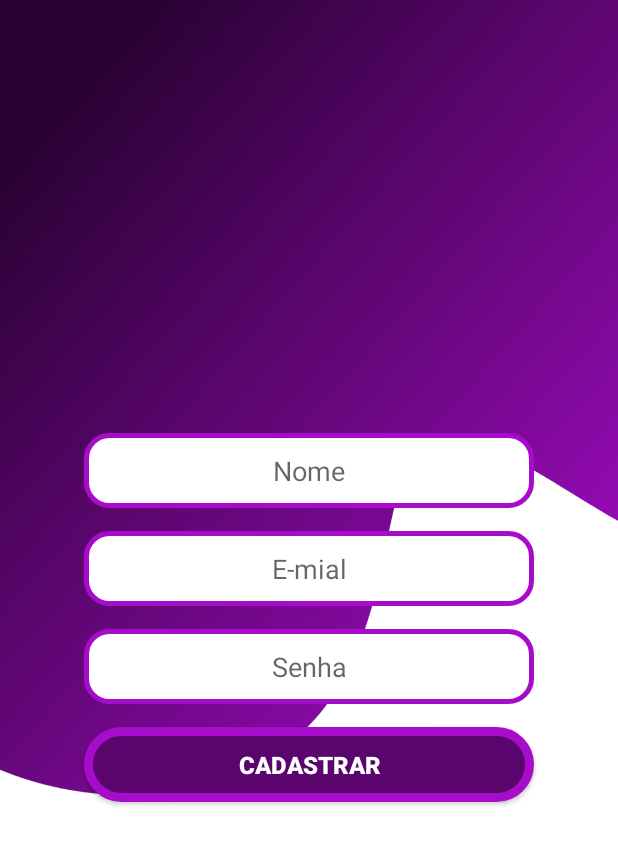
After one commit to LaurentinoMarcelo/Hero-Sorveteria-App, an Android app: the CadastroUsuario screen opened directly, with no data from a screen before it, on a phone screen of 412 x 824 dp. The commit adds this screen. Shown: the top 845 px of the screen. Run offline under Robolectric (Android 15) with nearby library versions, the phone set to English and light mode, and no system bars; our stand-ins replace Firebase (no records; nobody signed in at launch, a user with empty details on screens opened directly).

Commit message:
Criação da tela de cadastro

```diff
--- a/app/build.gradle
+++ b/app/build.gradle
@@ -51,6 +51,7 @@ dependencies {
     implementation 'com.google.firebase:firebase-analytics'
 
     implementation 'com.google.firebase:firebase-database:20.0.0'
+    implementation 'com.google.firebase:firebase-auth:21.0.0'
 
     implementation 'com.android.support:multidex:1.0.3'
 
--- a/app/src/main/java/com/example/herosorveteria/MenuActivity.java
+++ b/app/src/main/java/com/example/herosorveteria/Activity/MenuActivity.java
@@ -1,4 +1,4 @@
-package com.example.herosorveteria;
+package com.example.herosorveteria.Activity;
 
 import androidx.annotation.NonNull;
 import androidx.appcompat.app.ActionBarDrawerToggle;
@@ -12,6 +12,7 @@ import android.os.Bundle;
 import android.view.MenuItem;
 
 
+import com.example.herosorveteria.R;
 import com.google.android.material.navigation.NavigationView;
 import com.google.firebase.database.DatabaseReference;
 import com.google.firebase.database.FirebaseDatabase;
--- /dev/null
+++ b/app/src/main/res/layout/activity_cadastro_usuario.xml
@@ -0,0 +1,68 @@
+<?xml version="1.0" encoding="utf-8"?>
+<androidx.constraintlayout.widget.ConstraintLayout xmlns:android="http://schemas.android.com/apk/res/android"
+    xmlns:app="http://schemas.android.com/apk/res-auto"
+    xmlns:tools="http://schemas.android.com/tools"
+    android:layout_width="match_parent"
+    android:layout_height="match_parent"
+    android:background="@drawable/planofundologin"
+    android:gravity="center"
+    tools:context=".Activity.CadastroUsuario">
+
+    <LinearLayout
+        android:layout_width="match_parent"
+        android:layout_height="match_parent"
+        android:gravity="center"
+        android:orientation="vertical"
+        app:layout_constraintBottom_toBottomOf="parent"
+        app:layout_constraintEnd_toEndOf="parent"
+        app:layout_constraintStart_toStartOf="parent"
+        app:layout_constraintTop_toTopOf="parent">
+
+        <EditText
+            android:id="@+id/nomeCadastro"
+            android:layout_width="300dp"
+            android:layout_height="50dp"
+            android:layout_marginBottom="15dp"
+            android:background="@drawable/campo_texto"
+            android:ems="10"
+            android:gravity="center"
+            android:hint="Nome"
+            android:inputType="textEmailAddress" />
+
+        <EditText
+            android:id="@+id/emailCadastro"
+            android:layout_width="300dp"
+            android:layout_height="50dp"
+            android:layout_marginBottom="15dp"
+            android:background="@drawable/campo_texto"
+            android:ems="10"
+            android:gravity="center"
+            android:hint="E-mial"
+            android:inputType="textEmailAddress" />
+
+        <EditText
+            android:id="@+id/senhaCadastro"
+            android:layout_width="300dp"
+            android:layout_height="50dp"
+            android:layout_marginBottom="15dp"
+            android:background="@drawable/campo_texto"
+            android:ems="10"
+            android:gravity="center"
+            android:hint="Senha"
+            android:inputType="textPassword" />
+
+
+        <Button
+            android:id="@+id/btnCadastro"
+            android:layout_width="300dp"
+            android:layout_height="50dp"
+            android:background="@drawable/botao_customizado_login"
+            android:onClick="btnCadastro"
+            android:text="Cadastrar"
+            android:textColor="@color/white"
+            android:textSize="16sp"
+            android:textStyle="bold" />
+
+    </LinearLayout>
+
+</androidx.constraintlayout.widget.ConstraintLayout>
--- a/app/src/main/res/layout/activity_calculadora_troco.xml
+++ b/app/src/main/res/layout/activity_calculadora_troco.xml
@@ -5,7 +5,7 @@
     android:layout_width="match_parent"
     android:layout_height="match_parent"
     android:background="@drawable/backgroundtelas"
-    tools:context=".CalculadoraTroco">
+    tools:context=".Activity.CalculadoraTroco">
 
     <LinearLayout
         android:layout_width="match_parent"
--- a/app/src/main/res/layout/activity_login.xml
+++ b/app/src/main/res/layout/activity_login.xml
@@ -6,7 +6,7 @@
     android:layout_height="match_parent"
     android:background="@drawable/planofundologin"
     android:hapticFeedbackEnabled="true"
-    tools:context=".LoginActivity" >
+    tools:context=".Activity.LoginActivity" >
 
     <LinearLayout
         android:layout_width="409dp"
@@ -72,6 +72,7 @@
             android:layout_height="wrap_content"
             android:layout_marginTop="10dp"
             android:background="#00000000"
+            android:onClick="btnCadastrar"
             android:text="Criar uma nova conta."
             android:textAllCaps="false"
             android:textColor="@color/black"
--- a/app/src/main/res/layout/activity_menu.xml
+++ b/app/src/main/res/layout/activity_menu.xml
@@ -6,7 +6,7 @@
     android:layout_width="match_parent"
     android:layout_height="match_parent"
     android:fitsSystemWindows="true"
-    tools:context=".MenuActivity"
+    tools:context=".Activity.MenuActivity"
     tools:openDrawer="start">
 
     <LinearLayout
--- a/app/src/main/res/navigation/navigation.xml
+++ b/app/src/main/res/navigation/navigation.xml
@@ -8,12 +8,12 @@
 
     <activity
         android:id="@+id/loginActivity"
-        android:name="com.example.herosorveteria.LoginActivity"
+        android:name="com.example.herosorveteria.Activity.LoginActivity"
         android:label="activity_login"
         tools:layout="@layout/activity_login" />
     <activity
         android:id="@+id/menuActivity"
-        android:name="com.example.herosorveteria.MenuActivity"
+        android:name="com.example.herosorveteria.Activity.MenuActivity"
         android:label="activity_menu"
         tools:layout="@layout/activity_menu" />
 </navigation>
```
Also changed, not shown: app/src/main/AndroidManifest.xml (+5 -4 lines), app/src/main/java/com/example/herosorveteria/Activity/CadastroUsuario.java (added, +126 -0 lines), app/src/main/java/com/example/herosorveteria/Activity/CalculadoraTroco.java (renamed from app/src/main/java/com/example/herosorveteria/CalculadoraTroco.java, +10 -7 lines), app/src/main/java/com/example/herosorveteria/Activity/HistoricoDeVendas.java (added, +49 -0 lines), app/src/main/java/com/example/herosorveteria/Activity/LoginActivity.java (renamed from app/src/main/java/com/example/herosorveteria/LoginActivity.java, +10 -1 lines), app/src/main/java/com/example/herosorveteria/Activity/Vendas.java (added, +49 -0 lines), app/src/main/java/com/example/herosorveteria/HistoricoDeVendas.java (deleted, +0 -34 lines), app/src/main/java/com/example/herosorveteria/config/ConfiguracaoFireBase.java (added, +14 -0 lines), app/src/main/java/com/example/herosorveteria/model/Usuario.java (added, +38 -0 lines), app/src/main/res/layout/activity_historico_de_vendas.xml (+2 -89 lines).
